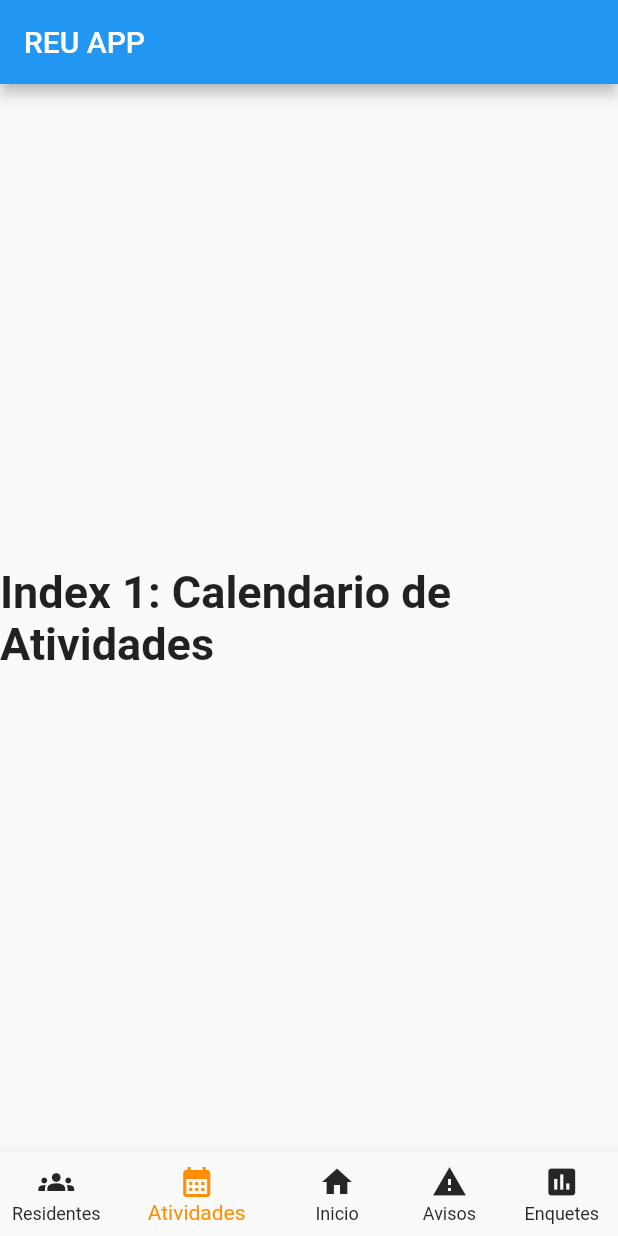
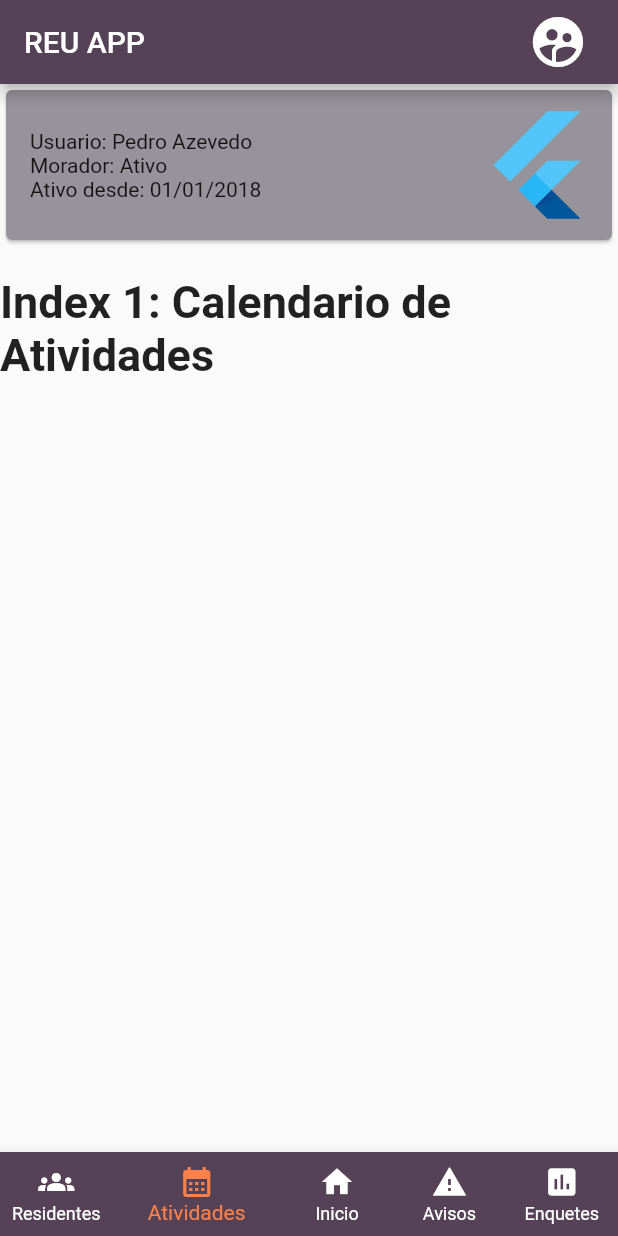
Before and after one commit to PedroAzevedo141/reu_app, a Flutter app: the screen it shows after launch, item 2 of the bottom bar chosen, on a phone screen of 412 x 824 dp. Run offline on Flutter 3.47's test engine with Material 2 defaults, Android fonts, the phone set to English and light mode, and no system bars.

Commit message:
[ADDED] novas customizacoes nas telas da aplicacao.

```diff
--- a/lib/main.dart
+++ b/lib/main.dart
@@ -30,8 +30,6 @@
 
 class _MyStatefulWidgetState extends State<MyStatefulWidget> {
   int _selectedIndex = 2;
-  static const TextStyle optionStyle =
-      TextStyle(fontSize: 30, fontWeight: FontWeight.bold);
   static const List<Widget> _widgetOptions = <Widget>[
     ResidentsPage(),
     ActivityPage(),
@@ -50,7 +48,17 @@
   Widget build(BuildContext context) {
     return Scaffold(
       appBar: AppBar(
+        backgroundColor: const Color(0xFF564256),
         title: const Text('REU APP'),
+        actions: <Widget>[
+          IconButton(
+            iconSize: 40,
+            padding: const EdgeInsets.only(right: 20),
+            icon: const Icon(Icons.supervised_user_circle),
+            tooltip: 'Show Snackbar',
+            onPressed: () {},
+          ),
+        ],
       ),
       body: Center(
         child: _widgetOptions.elementAt(_selectedIndex),
@@ -60,30 +68,72 @@
           BottomNavigationBarItem(
             icon: Icon(Icons.groups),
             label: 'Residentes',
+            backgroundColor: Color(0xFF564256),
           ),
           BottomNavigationBarItem(
             icon: Icon(Icons.calendar_month),
             label: 'Atividades',
+            backgroundColor: Color(0xFF564256),
           ),
           BottomNavigationBarItem(
             icon: Icon(Icons.home),
             label: 'Inicio',
+            backgroundColor: Color(0xFF564256),
           ),
           BottomNavigationBarItem(
             icon: Icon(Icons.warning),
             label: 'Avisos',
+            backgroundColor: Color(0xFF564256),
           ),
           BottomNavigationBarItem(
             icon: Icon(Icons.poll),
             label: 'Enquetes',
+            backgroundColor: Color(0xFF564256),
           ),
         ],
         currentIndex: _selectedIndex,
-        selectedItemColor: Colors.amber[800],
-        unselectedItemColor: const Color(0xFF262626),
+        selectedItemColor: const Color(0xFFFC814A),
+        unselectedItemColor: const Color(0xFFFFFFFF),
         showUnselectedLabels: true,
         onTap: _onItemTapped,
       ),
     );
   }
 }
+
+class ElevatedCardExample extends StatelessWidget {
+  const ElevatedCardExample({super.key});
+
+  @override
+  Widget build(BuildContext context) {
+    return Center(
+      child: Card(
+        color: const Color(0xFF96939B),
+        child: Column(
+          mainAxisSize: MainAxisSize.min,
+          children: <Widget>[
+            Row(
+              children: const <Widget>[
+                Expanded(
+                  child: Padding(
+                    padding: EdgeInsets.all(16),
+                    child: Text(
+                      'Usuario:\tPedro Azevedo\n'
+                      'Morador:\tAtivo\n'
+                      'Ativo desde:\t01/01/2018',
+                    ),
+                  ),
+                ),
+                CircleAvatar(
+                  radius: 50.0,
+                  backgroundColor: Colors.transparent,
+                  child: FlutterLogo(size: 80),
+                ),
+              ],
+            ),
+          ],
+        ),
+      ),
+    );
+  }
+}
--- a/lib/pages/activity.dart
+++ b/lib/pages/activity.dart
@@ -1,4 +1,6 @@
 import 'package:flutter/material.dart';
+
+import '../main.dart';
 
 class ActivityPage extends StatefulWidget {
   const ActivityPage({Key? key}) : super(key: key);
@@ -11,9 +13,20 @@ class _ActivityPageState extends State<ActivityPage> {
   static const TextStyle optionStyle = TextStyle(fontSize: 30, fontWeight: FontWeight.bold);
   @override
   Widget build(BuildContext context) {
-    return const Text(
-      'Index 1: Calendario de Atividades',
-      style: optionStyle,
+    return Column(
+      children: const <Widget>[
+        ElevatedCardExample(),
+        Padding(
+          padding: EdgeInsets.only(top: 20),
+          child: Center(
+            child: Text(
+              'Index 1: Calendario de Atividades',
+              style: optionStyle,
+            ),
+          ),
+        ),
+        Spacer(),
+      ],
     );
   }
 }
```
Also changed, not shown: lib/pages/home.dart (+19 -4 lines), lib/pages/polls.dart (+16 -3 lines), lib/pages/residents.dart (+16 -3 lines), lib/pages/warnings.dart (+16 -3 lines).
